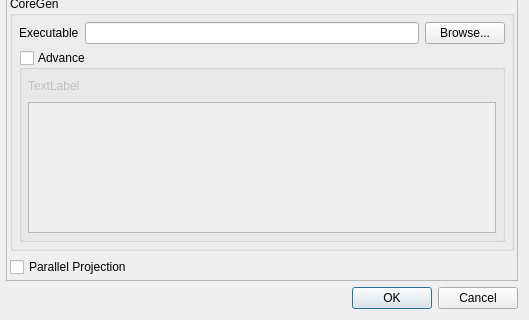
Old version of the form Application/Preferences.ui in the repository Sprunth/RGG; both pictures show x 0 to 529 and y 336 to 656 of the 529 by 656 pixel window.
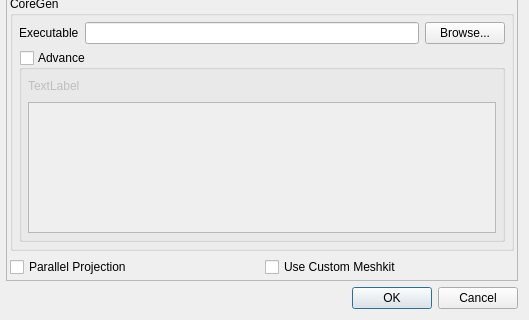
New version of the form.

```diff
--- a/Application/Preferences.ui
+++ b/Application/Preferences.ui
@@ -246,6 +246,13 @@
           </property>
          </widget>
         </item>
+        <item>
+         <widget class="QCheckBox" name="customMeshkit">
+          <property name="text">
+           <string>Use Custom Meshkit</string>
+          </property>
+         </widget>
+        </item>
        </layout>
       </item>
      </layout>
```
Left out of the diff: 4 changed lines with no effect on the pictures.
